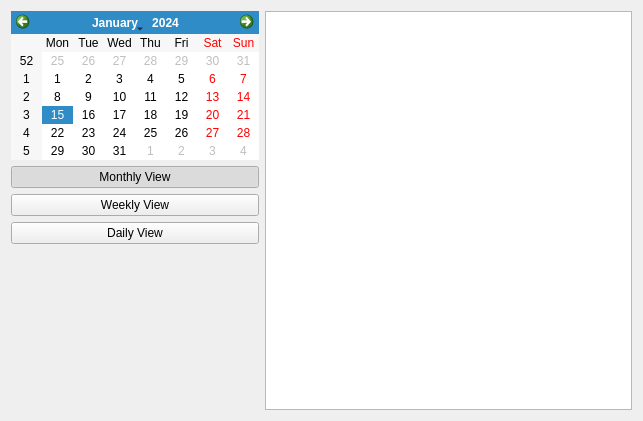
Before: the Qt Designer form Koo/ui/calendarview.ui in xrg/openerp-client-kde, drawn with Qt 5.
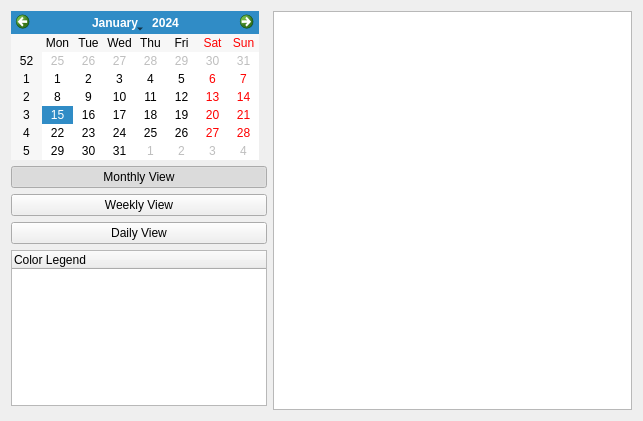
After: the same form once the commit is applied. Custom widgets are drawn as their Qt base class.

Commit message: Preparing Calendar View for legend and task colors.

```diff
--- a/Koo/ui/calendarview.ui
+++ b/Koo/ui/calendarview.ui
@@ -70,6 +70,21 @@
        </property>
       </widget>
      </item>
+     <item>
+      <widget class="QTreeWidget" name="uiColorLegend" >
+       <property name="sizePolicy" >
+        <sizepolicy vsizetype="Expanding" hsizetype="Preferred" >
+         <horstretch>0</horstretch>
+         <verstretch>0</verstretch>
+        </sizepolicy>
+       </property>
+       <column>
+        <property name="text" >
+         <string>Color Legend</string>
+        </property>
+       </column>
+      </widget>
+     </item>
      <item>
       <spacer name="verticalSpacer" >
        <property name="orientation" >
```
The commit also changes 2 other files.
